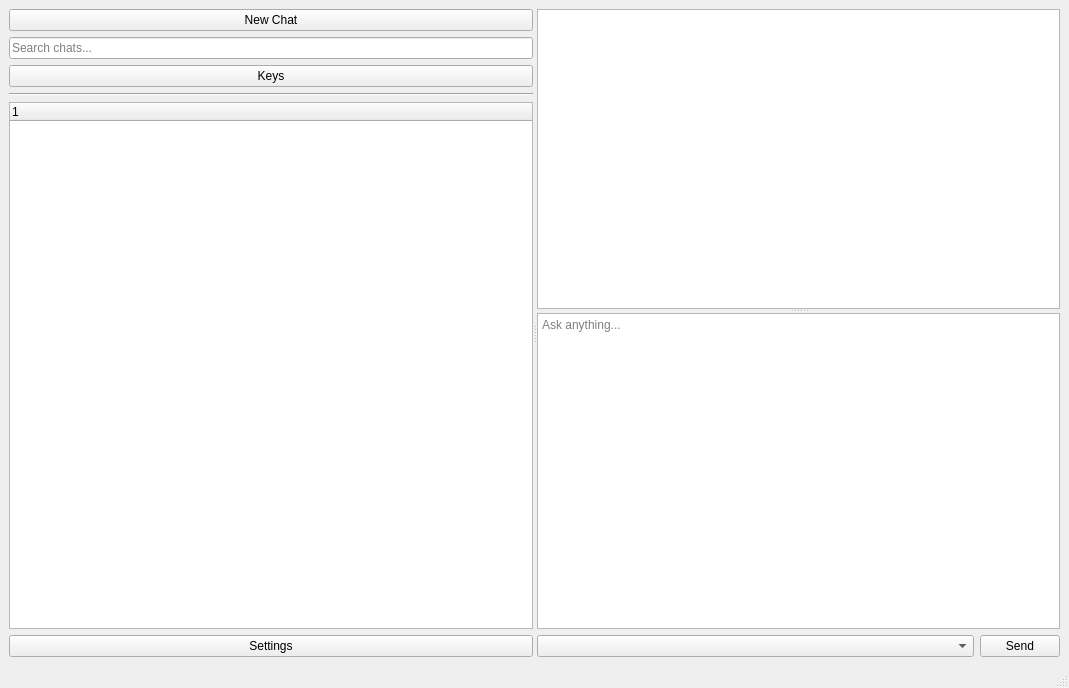
First picture: the form in src/main/ui/main_window.ui, repository muon23/anychat, before the edit.
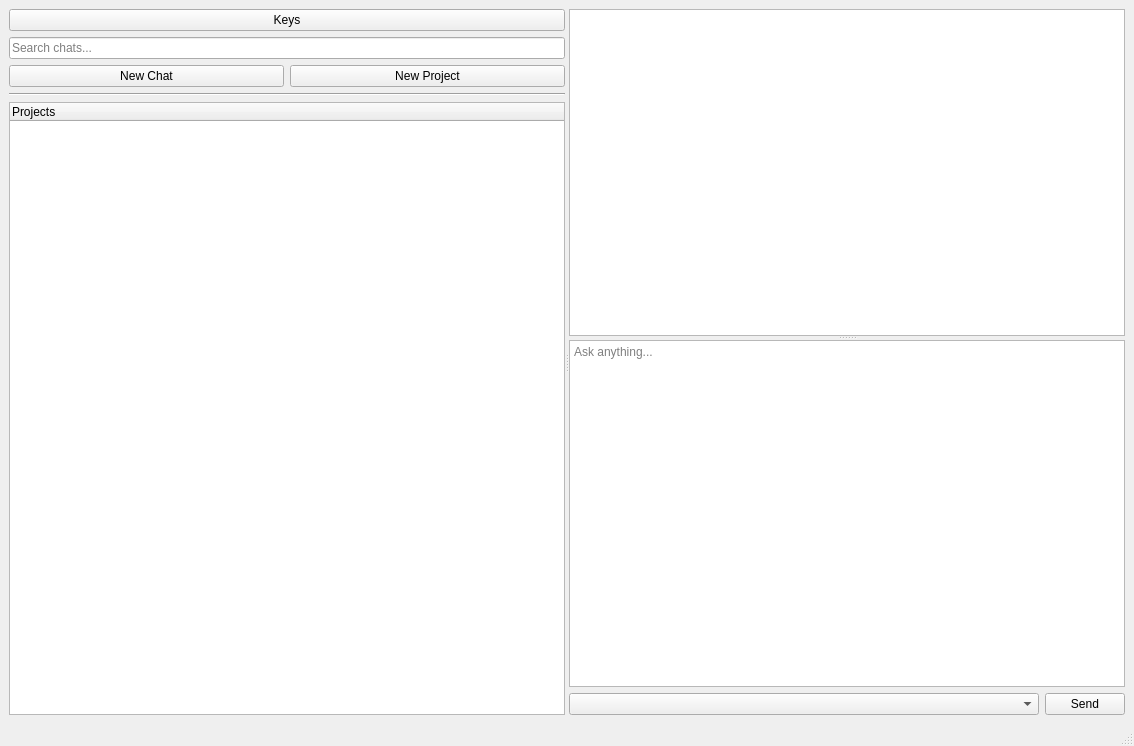
Second picture: the form after the edit.

Commit message: UI chat history tree view worked.

```diff
--- a/src/main/ui/main_window.ui
+++ b/src/main/ui/main_window.ui
@@ -6,8 +6,8 @@
             <rect>
                 <x>0</x>
                 <y>0</y>
-                <width>1069</width>
-                <height>688</height>
+                <width>1134</width>
+                <height>746</height>
             </rect>
         </property>
         <property name="windowTitle">
@@ -20,18 +20,12 @@
                         <property name="orientation">
                             <enum>Qt::Orientation::Horizontal</enum>
                         </property>
-                        <widget class="QWidget" name="leftPanelWidget" native="true">
-                            <property name="baseSize">
-                                <size>
-                                    <width>200</width>
-                                    <height>0</height>
-                                </size>
-                            </property>
-                            <layout class="QVBoxLayout" name="verticalLayout">
+                        <widget class="QWidget" name="leftNavContainer" native="true">
+                            <layout class="QVBoxLayout" name="verticalLayout_2">
                                 <item>
-                                    <widget class="QPushButton" name="newChatButton">
+                                    <widget class="QPushButton" name="keysButton">
                                         <property name="text">
-                                            <string>New Chat</string>
+                                            <string>Keys</string>
                                         </property>
                                     </widget>
                                 </item>
@@ -43,11 +37,22 @@
                                     </widget>
                                 </item>
                                 <item>
-                                    <widget class="QPushButton" name="keysButton">
-                                        <property name="text">
-                                            <string>Keys</string>
-                                        </property>
-                                    </widget>
+                                    <layout class="QHBoxLayout" name="newButtonsLayout">
+                                        <item>
+                                            <widget class="QPushButton" name="newChatButton">
+                                                <property name="text">
+                                                    <string>New Chat</string>
+                                                </property>
+                                            </widget>
+                                        </item>
+                                        <item>
+                                            <widget class="QPushButton" name="newProjectButton">
+                                                <property name="text">
+                                                    <string>New Project</string>
+                                                </property>
+                                            </widget>
+                                        </item>
+                                    </layout>
                                 </item>
                                 <item>
                                     <widget class="Line" name="line">
@@ -66,28 +71,15 @@
                                         </property>
                                         <column>
                                             <property name="text">
-                                                <string notr="true">1</string>
+                                                <string>Projects</string>
                                             </property>
                                         </column>
                                     </widget>
                                 </item>
-                                <item>
-                                    <widget class="QPushButton" name="settingsButton">
-                                        <property name="text">
-                                            <string>Settings</string>
-                                        </property>
-                                    </widget>
-                                </item>
                             </layout>
                         </widget>
-                        <widget class="QWidget" name="rightPanelWidget" native="true">
-                            <property name="baseSize">
-                                <size>
-                                    <width>600</width>
-                                    <height>0</height>
-                                </size>
-                            </property>
-                            <layout class="QVBoxLayout" name="verticalLayout_2">
+                        <widget class="QWidget" name="chatAreaContainer" native="true">
+                            <layout class="QVBoxLayout" name="verticalLayout">
                                 <item>
                                     <widget class="QSplitter" name="chatAreaSplitter">
                                         <property name="orientation">
@@ -112,6 +104,12 @@
                                                                 <verstretch>1</verstretch>
                                                             </sizepolicy>
                                                         </property>
+                                                        <property name="maximumSize">
+                                                            <size>
+                                                                <width>16777215</width>
+                                                                <height>16777215</height>
+                                                            </size>
+                                                        </property>
                                                         <property name="placeholderText">
                                                             <string>Ask anything...</string>
                                                         </property>
```
Left out of the diff: 22 changed lines with no effect on the pictures. The commit also changes 5 other files.
